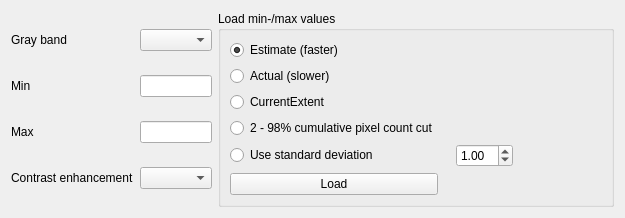
This is src/ui/qgssinglebandgrayrendererwidgetbase.ui in qgis/QGIS as Qt 5 draws it before an edit. The edited form follows.
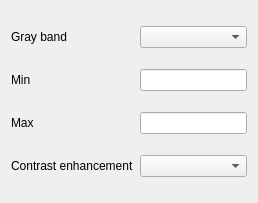
This is the edited form.

Commit message: new widget for raster min/max load

Patch:
```diff
--- a/src/ui/qgssinglebandgrayrendererwidgetbase.ui
+++ b/src/ui/qgssinglebandgrayrendererwidgetbase.ui
@@ -6,160 +6,15 @@
    <rect>
     <x>0</x>
     <y>0</y>
-    <width>625</width>
+    <width>258</width>
     <height>203</height>
    </rect>
   </property>
   <property name="windowTitle">
    <string>Form</string>
   </property>
-  <layout class="QGridLayout" name="gridLayout_3">
-   <item row="0" column="1" rowspan="2">
-    <widget class="QGroupBox" name="mLoadMinMaxValuesGroupBox">
-     <property name="title">
-      <string>Load min-/max values</string>
-     </property>
-     <layout class="QGridLayout" name="gridLayout_2">
-      <item row="0" column="0" colspan="2">
-       <widget class="QRadioButton" name="mEstimateRadioButton">
-        <property name="text">
-         <string>Estimate (faster)</string>
-        </property>
-        <property name="checked">
-         <bool>true</bool>
-        </property>
-       </widget>
-      </item>
-      <item row="0" column="2" colspan="3">
-       <spacer name="horizontalSpacer_3">
-        <property name="orientation">
-         <enum>Qt::Horizontal</enum>
-        </property>
-        <property name="sizeHint" stdset="0">
-         <size>
-          <width>254</width>
-          <height>20</height>
-         </size>
-        </property>
-       </spacer>
-      </item>
-      <item row="1" column="0" colspan="2">
-       <widget class="QRadioButton" name="mActualRadioButton">
-        <property name="text">
-         <string>Actual (slower)</string>
-        </property>
-       </widget>
-      </item>
-      <item row="1" column="2" colspan="3">
-       <spacer name="horizontalSpacer_2">
-        <property name="orientation">
-         <enum>Qt::Horizontal</enum>
-        </property>
-        <property name="sizeHint" stdset="0">
-         <size>
-          <width>254</width>
-          <height>20</height>
-         </size>
-        </property>
-       </spacer>
-      </item>
-      <item row="2" column="0" colspan="2">
-       <widget class="QRadioButton" name="mCurrentExtentRadioButton">
-        <property name="text">
-         <string>CurrentExtent</string>
-        </property>
-       </widget>
-      </item>
-      <item row="5" column="1" colspan="4">
-       <spacer name="horizontalSpacer_5">
-        <property name="orientation">
-         <enum>Qt::Horizontal</enum>
-        </property>
-        <property name="sizeHint" stdset="0">
-         <size>
-          <width>303</width>
-          <height>20</height>
-         </size>
-        </property>
-       </spacer>
-      </item>
-      <item row="2" column="2" colspan="3">
-       <spacer name="horizontalSpacer">
-        <property name="orientation">
-         <enum>Qt::Horizontal</enum>
-        </property>
-        <property name="sizeHint" stdset="0">
-         <size>
-          <width>197</width>
-          <height>20</height>
-         </size>
-        </property>
-       </spacer>
-      </item>
-      <item row="4" column="0" colspan="3">
-       <widget class="QRadioButton" name="mUseStdDevRadioButton">
-        <property name="text">
-         <string>Use standard deviation</string>
-        </property>
-       </widget>
-      </item>
-      <item row="4" column="3">
-       <widget class="QDoubleSpinBox" name="mStdDevSpinBox">
-        <property name="sizePolicy">
-         <sizepolicy hsizetype="Fixed" vsizetype="Fixed">
-          <horstretch>0</horstretch>
-          <verstretch>0</verstretch>
-         </sizepolicy>
-        </property>
-        <property name="value">
-         <double>1.000000000000000</double>
-        </property>
-       </widget>
-      </item>
-      <item row="4" column="4">
-       <spacer name="horizontalSpacer_4">
-        <property name="orientation">
-         <enum>Qt::Horizontal</enum>
-        </property>
-        <property name="sizeHint" stdset="0">
-         <size>
-          <width>148</width>
-          <height>20</height>
-         </size>
-        </property>
-       </spacer>
-      </item>
-      <item row="5" column="0">
-       <widget class="QPushButton" name="mLoadPushButton">
-        <property name="text">
-         <string>Load</string>
-        </property>
-       </widget>
-      </item>
-      <item row="3" column="0">
-       <widget class="QRadioButton" name="mCumulativeCut">
-        <property name="text">
-         <string>2 - 98% cumulative pixel count cut</string>
-        </property>
-       </widget>
-      </item>
-      <item row="3" column="2" colspan="3">
-       <spacer name="horizontalSpacer_6">
-        <property name="orientation">
-         <enum>Qt::Horizontal</enum>
-        </property>
-        <property name="sizeHint" stdset="0">
-         <size>
-          <width>40</width>
-          <height>20</height>
-         </size>
-        </property>
-       </spacer>
-      </item>
-     </layout>
-    </widget>
-   </item>
-   <item row="0" column="0" rowspan="2">
+  <layout class="QHBoxLayout" name="horizontalLayout">
+   <item>
     <layout class="QGridLayout" name="gridLayout">
      <item row="3" column="0">
       <widget class="QLabel" name="mContrastEnhancementLabel">
```
The commit also changes 23 other files.
